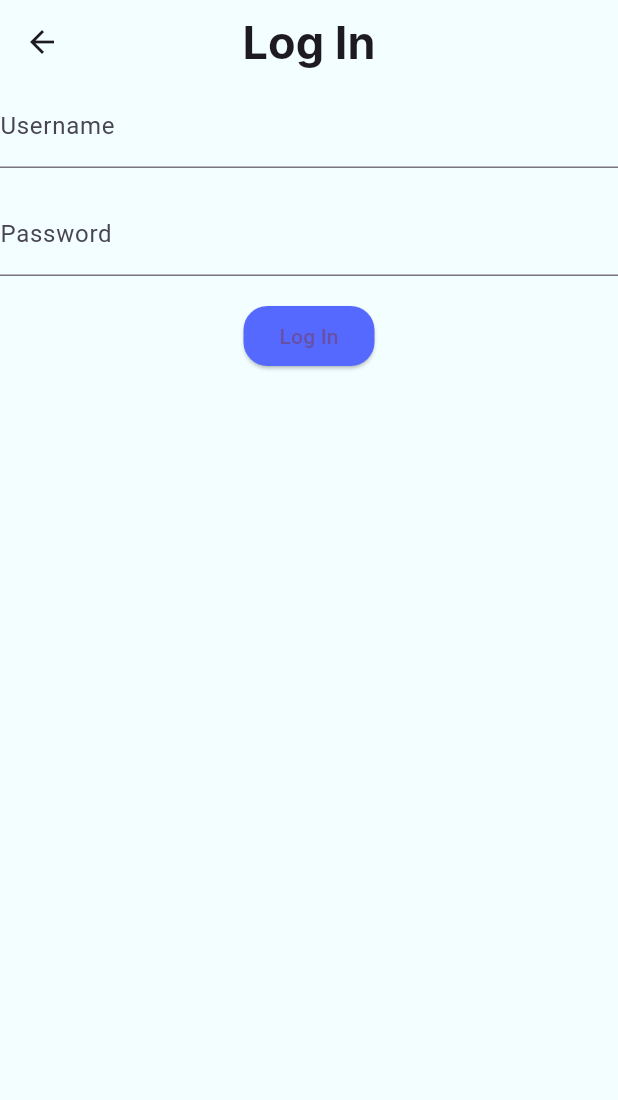
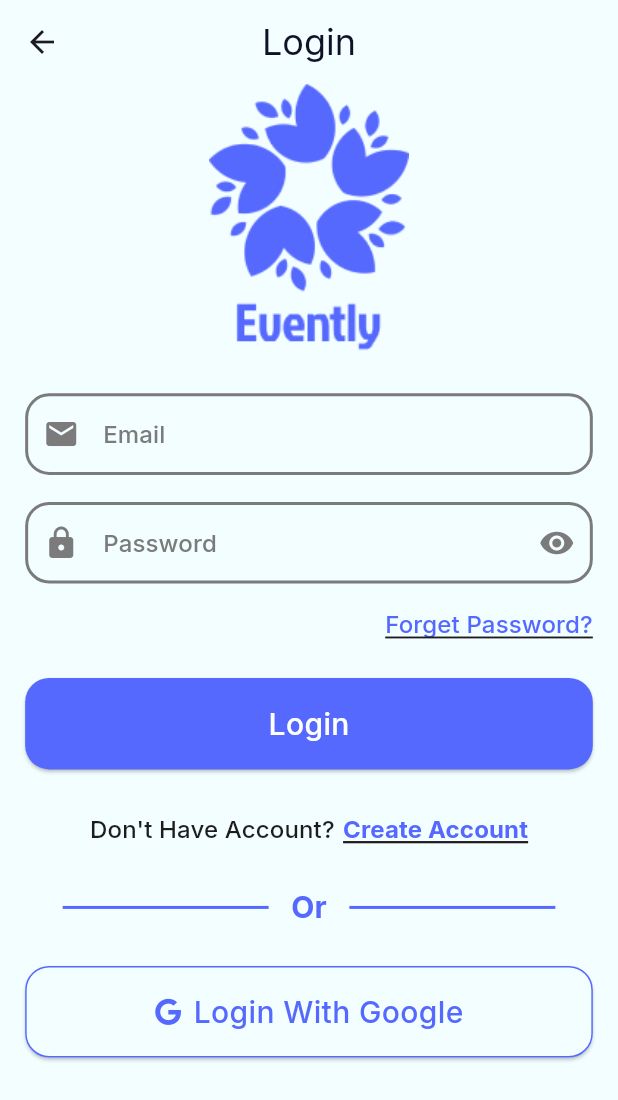
Before and after one commit to AhmedEssam74/todo, a Flutter app: the LogIn screen opened by its route, on a phone screen of 412 x 824 dp. Shown: the top 1100 px of the screen. Run offline on Flutter 3.47's test engine with Material 3 defaults, Android fonts, the phone set to English and light mode, and no system bars; our stand-ins replace easy_localization, flutter_screenutil, font_awesome_flutter, google_fonts, introduction_screen, material_design_icons_flutter and 1 more.

Commit message:
authentication finish

```diff
--- a/lib/authentication/log_in.dart
+++ /dev/null
@@ -1,41 +0,0 @@
-import 'package:flutter/material.dart';
-
-class LogIn extends StatelessWidget {
-  static const String routeName = "logIn";
-  const LogIn({super.key});
-
-  @override
-  Widget build(BuildContext context) {
-    return Scaffold(
-      appBar: AppBar(
-        title: const Text('Log In'),
-      ),
-      body: Center(
-        child: Column(
-          children: [
-            TextField(
-              decoration: InputDecoration(
-                labelText: 'Username',
-              ),
-            ),
-            SizedBox(height: 16),
-            TextField(
-              obscureText: true,
-              decoration: InputDecoration(
-                labelText: 'Password',
-              ),
-            ),
-            SizedBox(height: 16),
-            ElevatedButton(
-              onPressed: () {
-                // Simulate login logic
-                print('Logged in');
-              },
-              child: const Text('Log In'),
-            ),
-          ],
-        ),
-      ),
-    );
-  }
-}
--- /dev/null
+++ b/lib/screens/authentication/log_in.dart
@@ -0,0 +1,190 @@
+import 'package:easy_localization/easy_localization.dart';
+import 'package:flutter/material.dart';
+import 'package:flutter_screenutil/flutter_screenutil.dart';
+import 'package:font_awesome_flutter/font_awesome_flutter.dart';
+import 'package:todo/screens/authentication/forget_password.dart';
+import 'package:todo/screens/authentication/register.dart';
+import 'package:todo/screens/home_screen.dart';
+import 'package:todo/widgets/elevated_btn.dart';
+import 'package:todo/widgets/login_btn.dart';
+
+class LogIn extends StatelessWidget {
+  static const String routeName = "logIn";
+
+  const LogIn({super.key});
+
+  @override
+  Widget build(BuildContext context) {
+    return Scaffold(
+      appBar: AppBar(
+        title:  Text('login'.tr()),
+      ),
+      body: GestureDetector(
+        behavior: HitTestBehavior.opaque,
+        onTap: () {
+          FocusScope.of(context).unfocus();
+        },
+        child: Padding(
+          padding: EdgeInsets.symmetric(horizontal: 16.0.w),
+          child: SingleChildScrollView(
+            child: Column(
+              crossAxisAlignment: CrossAxisAlignment.stretch,
+              children: [
+                Center(
+                  child: Image.asset("assets/images/logo.png",
+                      width: 136.w, height: 186.h),
+                ),
+                const SizedBox(
+                  height: 24.0,
+                ),
+
+                /// Email Btn
+                LoginBtn(
+                  show: false,
+                  prefixIcon: const Icon(Icons.email),
+                  suffixIcon: const Icon(
+                    Icons.hide_source,
+                    color: Colors.transparent,
+                  ),
+                  tittle: "email".tr(),
+                  textEditingController: TextEditingController(),
+                ),
+                const SizedBox(
+                  height: 18.0,
+                ),
+
+                /// Password Btn
+                LoginBtn(
+                  show: true,
+                  prefixIcon: const Icon(Icons.lock),
+                  suffixIcon: const Icon(
+                    Icons.remove_red_eye_rounded,
+                  ),
+                  tittle: "password".tr(),
+                  textEditingController: TextEditingController(),
+                ),
+                const SizedBox(
+                  height: 16.0,
+                ),
+                GestureDetector(
+                  onTap: (){
+                    Navigator.pushNamed(context, ForgetPassword.routeName);
+                  },
+                  child: Text(
+                    textAlign: TextAlign.end,
+                    "forget_password".tr(),
+                    style: Theme.of(context).textTheme.titleSmall!.copyWith(
+                          color: Theme.of(context).primaryColor,
+                          decoration: TextDecoration.underline,
+                        ),
+                  ),
+                ),
+                const SizedBox(
+                  height: 24.0,
+                ),
+                ElevatedBtn(
+                  routeName: HomeScreen.routeName,
+                  lable: "login".tr(),
+                ),
+                const SizedBox(
+                  height: 24.0,
+                ),
+                Center(
+                  child: GestureDetector(
+                    onTap: (){
+                      Navigator.pushNamed(context, Register.routeName);
+                    },
+                    child: Text.rich(
+                      TextSpan(
+                        children: [
+                          TextSpan(
+                            text: "don_not_have_account".tr(),
+                            style: Theme.of(context).textTheme.titleSmall,
+                          ),
+                          const TextSpan(text: " "),
+                          TextSpan(
+                            text: "create_account".tr(),
+                            style:
+                                Theme.of(context).textTheme.titleSmall!.copyWith(
+                                      color: Theme.of(context).primaryColor,
+                                      fontWeight: FontWeight.bold,
+                                      decoration: TextDecoration.underline,
+                                    ),
+                          ),
+                        ],
+                      ),
+                    ),
+                  ),
+                ),
+                const SizedBox(
+                  height: 24.0,
+                ),
+                Row(
+                  children: [
+                    Expanded(
+                      child: Divider(
+                        indent: 25,
+                        endIndent: 15,
+                        thickness: 2.0,
+                        color: Theme.of(context).primaryColor,
+                      ),
+                    ),
+                    Text(
+                      "or".tr(),
+                      style: Theme.of(context).textTheme.titleMedium,
+                    ),
+                    Expanded(
+                      child: Divider(
+                        indent: 15,
+                        endIndent: 25,
+                        thickness: 2.0,
+                        color: Theme.of(context).primaryColor,
+                      ),
+                    ),
+                  ],
+                ),
+                const SizedBox(
+                  height: 24.0,
+                ),
+                SizedBox(
+                  width: double.infinity,
+                  child: ElevatedButton(
+                    style: ElevatedButton.styleFrom(
+                      backgroundColor: Theme.of(context).cardColor,
+                      shape: RoundedRectangleBorder(
+                          borderRadius: BorderRadius.circular(16.0),
+                          side: BorderSide(
+                            color: Theme.of(context).primaryColor,
+                            width: 1.0,
+                          )),
+                    ),
+                    onPressed: () {
+                      Navigator.pushNamed(context, Register.routeName);
+                    },
+                    child: Padding(
+                      padding: const EdgeInsets.all(16.0),
+                      child: Row(
+                        mainAxisAlignment: MainAxisAlignment.center,
+                        children: [
+                          Icon(
+                            FontAwesomeIcons.google,
+                            color: Theme.of(context).primaryColor,
+                          ),
+                          const SizedBox(width: 8.0),
+                          Text(
+                            "log_in_with_google".tr(),
+                            style: Theme.of(context).textTheme.bodyMedium,
+                          ),
+                        ],
+                      ),
+                    ),
+                  ),
+                )
+              ],
+            ),
+          ),
+        ),
+      ),
+    );
+  }
+}
--- a/lib/screens/onBoarding/on_boarding_screen.dart
+++ b/lib/screens/onBoarding/on_boarding_screen.dart
@@ -1,11 +1,12 @@
 import 'package:easy_localization/easy_localization.dart';
 import 'package:flutter/material.dart';
 import 'package:introduction_screen/introduction_screen.dart';
-import 'package:todo/authentication/log_in.dart';
+import 'package:todo/screens/authentication/log_in.dart';
 import 'package:todo/widgets/header_brand.dart';
 
 class OnBoardingScreen extends StatelessWidget {
   static const String routeName = "OnBoardingScreen";
+
   const OnBoardingScreen({super.key});
 
   Widget _buildImage(String assetName,
@@ -55,7 +56,10 @@ class OnBoardingScreen extends StatelessWidget {
         ),
       ),
       onDone: () {
-        Navigator.pushNamed(context, LogIn.routeName);
+        Navigator.pushReplacementNamed(
+          context,
+          LogIn.routeName,
+        );
       },
       //Next Btn
       showNextButton: true,
@@ -116,22 +120,21 @@ class OnBoardingScreen extends StatelessWidget {
         // Page1
         PageViewModel(
           title: "onboarding_tittle1".tr(),
-          body:
-              "onboarding_text1".tr(),
+          body: "onboarding_text1".tr(),
           image: _buildImage('intro_1.png'),
           decoration: pageDecoration,
         ),
         // Page2
         PageViewModel(
           title: "onboarding_tittle2".tr(),
-          body:"onboarding_text2".tr(),
+          body: "onboarding_text2".tr(),
           image: _buildImage('intro_2.png'),
           decoration: pageDecoration,
         ),
         // Page3
         PageViewModel(
           title: "onboarding_tittle3".tr(),
-          body:"onboarding_text3".tr(),
+          body: "onboarding_text3".tr(),
           image: _buildImage('intro_3.png'),
           decoration: pageDecoration,
         ),
--- a/lib/theme/dark_theme.dart
+++ b/lib/theme/dark_theme.dart
@@ -15,8 +15,9 @@ class DarkTheme extends BaseTheme {
   @override
   ThemeData get themeData => ThemeData(
         primaryColor: primaryColor,
-    cardColor: backgroundColor ,
+        cardColor: backgroundColor,
         hintColor: textColor,
+        focusColor: primaryColor,
         appBarTheme: AppBarTheme(
           centerTitle: true,
           backgroundColor: backgroundColor,
@@ -30,7 +31,7 @@ class DarkTheme extends BaseTheme {
         elevatedButtonTheme: ElevatedButtonThemeData(
           style: ElevatedButton.styleFrom(
             backgroundColor: primaryColor,
-        shape:  RoundedRectangleBorder(
+            shape: RoundedRectangleBorder(
               borderRadius: BorderRadius.circular(16),
             ),
           ),
@@ -45,12 +46,16 @@ class DarkTheme extends BaseTheme {
             fontSize: 20.0,
             fontWeight: FontWeight.w700,
             color: primaryColor,
-      ),titleLarge: GoogleFonts.inter(
+          ),
+          titleLarge: GoogleFonts.inter(
             fontSize: 30.0,
             fontWeight: FontWeight.w700,
             color: primaryColor,
           ),
-    ),
+          bodyMedium: GoogleFonts.inter(
+            fontSize: 20.0,
+            fontWeight: FontWeight.w500,
+            color: primaryColor,
+          ),),
       );
-
 }
--- a/lib/theme/light_theme.dart
+++ b/lib/theme/light_theme.dart
@@ -17,7 +17,14 @@ class LightTheme extends BaseTheme {
         primaryColor: primaryColor,
         cardColor: backgroundColor ,
         hintColor: textColor,
+        focusColor: const Color(0xff7B7B7B),
+        canvasColor: const Color(0xff7B7B7B),
         appBarTheme: AppBarTheme(
+          titleTextStyle:GoogleFonts.inter(
+            fontSize: 24.0,
+            fontWeight: FontWeight.w400,
+            color: const Color(0xff101127),
+          ),
           centerTitle: true,
           backgroundColor: backgroundColor,
         ),
@@ -50,6 +57,11 @@ class LightTheme extends BaseTheme {
             fontWeight: FontWeight.w700,
             color: primaryColor,
           ),
+          bodyMedium: GoogleFonts.inter(
+            fontSize: 20.0,
+            fontWeight: FontWeight.w500,
+            color: primaryColor,
+          ),
         ),
       );
 }
--- /dev/null
+++ b/lib/widgets/elevated_btn.dart
@@ -0,0 +1,29 @@
+import 'package:flutter/material.dart';
+
+class ElevatedBtn extends StatelessWidget {
+  String routeName;
+  String lable;
+
+  ElevatedBtn({super.key, required this.routeName, required this.lable});
+
+  @override
+  Widget build(BuildContext context) {
+    return SizedBox(
+      width: double.infinity,
+      child: ElevatedButton(
+        onPressed: () {
+          Navigator.pushNamed(context, routeName);
+        },
+        child: Padding(
+          padding: const EdgeInsets.all(16.0),
+          child: Text(
+            lable,
+            style: Theme.of(context).textTheme.bodyMedium?.copyWith(
+                  color: Colors.white,
+                ),
+          ),
+        ),
+      ),
+    );
+  }
+}
--- /dev/null
+++ b/lib/widgets/login_btn.dart
@@ -0,0 +1,74 @@
+import 'package:flutter/material.dart';
+import 'package:flutter_screenutil/flutter_screenutil.dart';
+
+class LoginBtn extends StatelessWidget {
+  late String tittle;
+  late Icon prefixIcon;
+  late Icon suffixIcon;
+  late bool show;
+  late TextEditingController textEditingController;
+
+  LoginBtn({
+    super.key,
+    required this.tittle,
+    required this.prefixIcon,
+    required this.suffixIcon,
+    required this.show,
+    required this.textEditingController,
+  });
+
+  @override
+  Widget build(BuildContext context) {
+    return TextFormField(
+      obscureText: show,
+      obscuringCharacter: '*',
+      style: Theme.of(context).textTheme.titleSmall!.copyWith(
+            color: Theme.of(context).focusColor,
+          ),
+      controller:textEditingController ,
+      decoration: InputDecoration(
+        contentPadding: EdgeInsets.symmetric(vertical: 16.h),
+        labelText: tittle,
+        labelStyle: Theme.of(context).textTheme.titleSmall!.copyWith(
+              color: Theme.of(context).canvasColor,
+            ),
+        prefixIcon: prefixIcon,
+        suffixIcon: suffixIcon,
+        prefixIconColor: Theme.of(context).canvasColor,
+        suffixIconColor: Theme.of(context).canvasColor,
+        iconColor: Theme.of(context).focusColor,
+        border: OutlineInputBorder(
+          borderRadius: BorderRadius.circular(16.0),
+          borderSide: BorderSide(
+            color: Theme.of(context).focusColor,
+            width: 2,
+          ),
+        ),
+        focusedBorder: OutlineInputBorder(
+          borderRadius: BorderRadius.circular(16.0),
+          borderSide: BorderSide(
+            color: Theme.of(context).primaryColor,
+            width: 2,
+          ),
+        ),
+        enabledBorder: OutlineInputBorder(
+          borderRadius: BorderRadius.circular(16.0),
+          borderSide: BorderSide(
+            color: Theme.of(context).focusColor,
+            width: 2,
+          ),
+        ),
+        // validator: (value) {
+        //   if (value == null || value.isEmpty) {
+        //     return 'Please enter your email';
+        //   }
+        //   final emailRegex = RegExp(r'^[a-zA-Z0-9._%+-]+@[a-zA-Z0-9.-]+\.[a-zA-Z]{2,}$');
+        //   if (!emailRegex.hasMatch(value)) {
+        //     return 'Please enter a valid email address';
+        //   }
+        //   return null;
+        // },
+      ),
+    );
+  }
+}
```
Also changed, not shown: assets/translations/ar.json (+15 -1 lines), assets/translations/en.json (+16 -2 lines), lib/main.dart (+7 -1 lines), lib/screens/authentication/forget_password.dart (added, +62 -0 lines), lib/screens/authentication/register.dart (added, +140 -0 lines), lib/screens/home_screen.dart (added, +26 -0 lines), lib/screens/introduction_screen.dart (+4 -17 lines), assets/images/2.0x/forget_password_pic@2x.png (added), assets/images/3.0x/forget_password_pic@3x.png (added), assets/images/forget_password_pic.png (added). Lines whose indentation alone changed are shown as unchanged.
